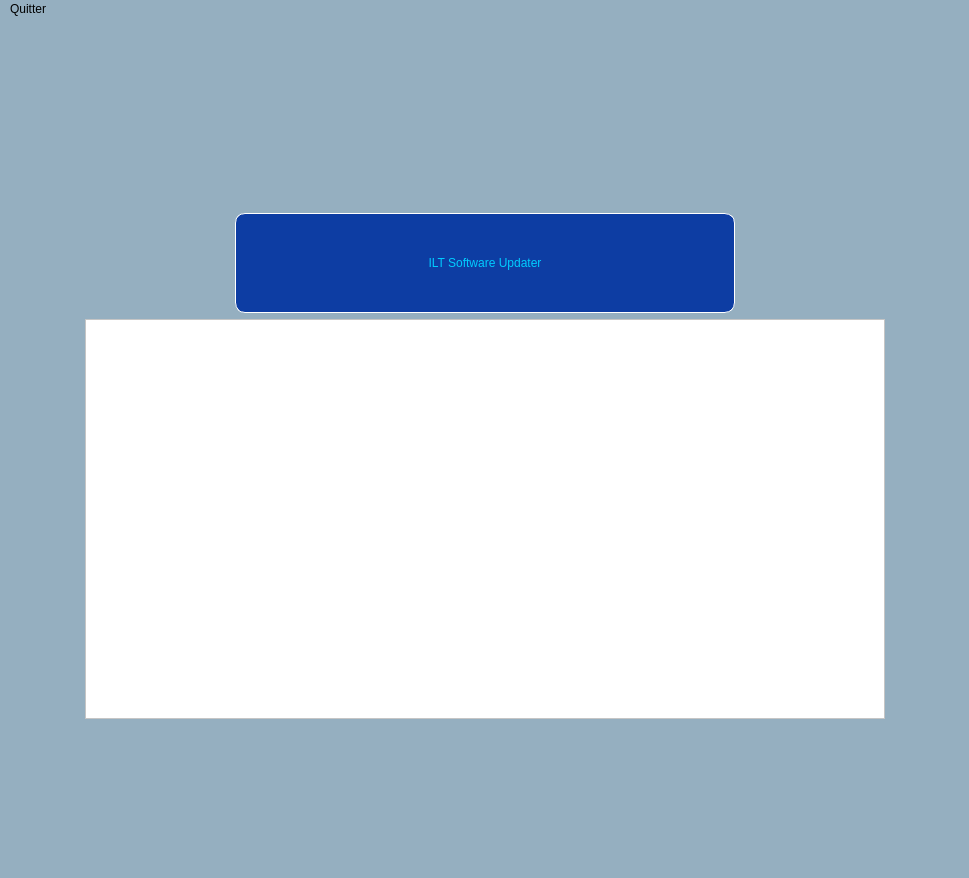
Old version of the form First.ui in the repository kndbvortex/updater.
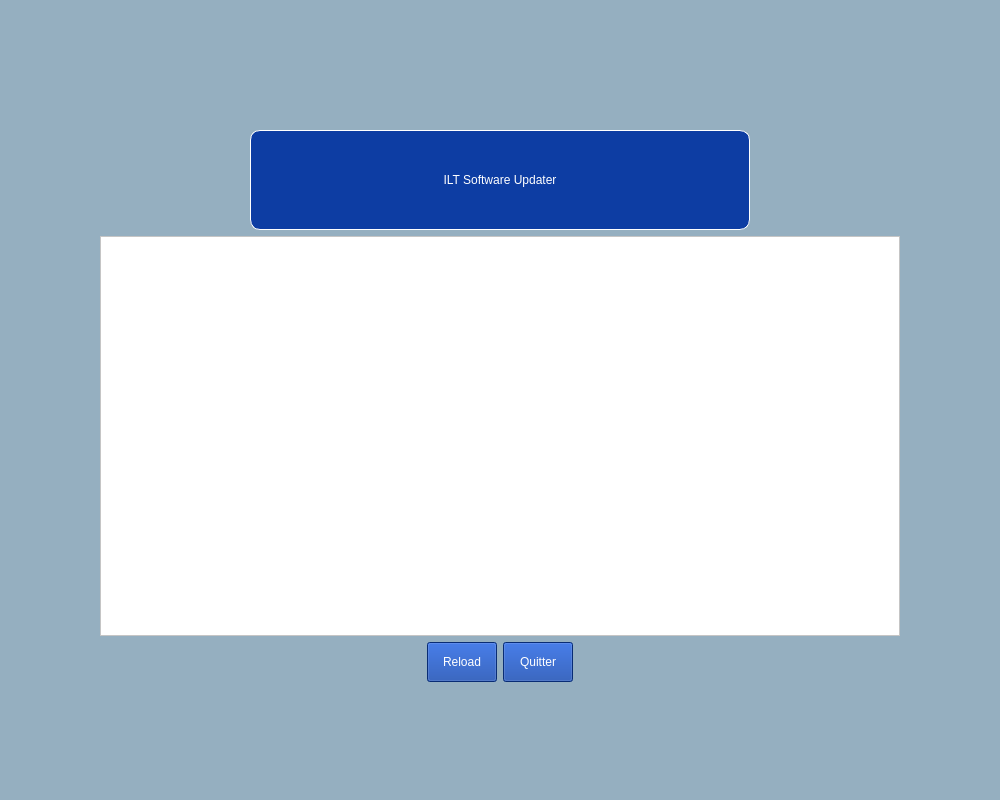
New version of the form. Icons and pictures are not drawn.

Diff of the .ui file:
```diff
--- a/First.ui
+++ b/First.ui
@@ -6,10 +6,22 @@
    <rect>
     <x>0</x>
     <y>0</y>
-    <width>969</width>
-    <height>878</height>
+    <width>1000</width>
+    <height>800</height>
    </rect>
   </property>
+  <property name="minimumSize">
+   <size>
+    <width>1000</width>
+    <height>700</height>
+   </size>
+  </property>
+  <property name="maximumSize">
+   <size>
+    <width>1000</width>
+    <height>800</height>
+   </size>
+  </property>
   <property name="windowTitle">
    <string>MainWindow</string>
   </property>
@@ -23,20 +35,20 @@
   <widget class="QWidget" name="centralwidget">
    <layout class="QGridLayout" name="gridLayout">
     <item row="0" column="0">
-     <spacer name="verticalSpacer">
+     <spacer name="verticalSpacer_3">
       <property name="orientation">
        <enum>Qt::Vertical</enum>
       </property>
       <property name="sizeHint" stdset="0">
        <size>
         <width>20</width>
-        <height>115</height>
+        <height>92</height>
        </size>
       </property>
      </spacer>
     </item>
     <item row="1" column="0" colspan="2">
-     <layout class="QHBoxLayout" name="horizontalLayout_3">
+     <layout class="QHBoxLayout" name="horizontalLayout_4">
       <item>
        <spacer name="horizontalSpacer_5">
         <property name="orientation">
@@ -53,6 +65,8 @@
       <item>
        <layout class="QVBoxLayout" name="verticalLayout_2">
         <item>
+         <layout class="QVBoxLayout" name="verticalLayout_3">
+          <item>
          <layout class="QHBoxLayout" name="horizontalLayout_2">
           <item>
            <spacer name="horizontalSpacer_3">
@@ -143,7 +157,7 @@
               </property>
               <property name="styleSheet">
                <string notr="true">font: 75 34pt &quot;Footlight MT Light&quot;;
-color : #00CCFF;
+color : white;
 border: 1px solid white;
 border-radius : 10px;
 background-color :#0D3DA3;</string>
@@ -173,6 +187,19 @@
           </item>
          </layout>
         </item>
+          <item>
+           <spacer name="verticalSpacer">
+            <property name="orientation">
+             <enum>Qt::Vertical</enum>
+            </property>
+            <property name="sizeHint" stdset="0">
+             <size>
+              <width>20</width>
+              <height>18</height>
+             </size>
+            </property>
+           </spacer>
+          </item>
         <item>
          <widget class="QTableWidget" name="tableWidget">
           <property name="minimumSize">
@@ -196,6 +223,86 @@
        </layout>
       </item>
       <item>
+         <layout class="QHBoxLayout" name="horizontalLayout_3">
+          <item>
+           <spacer name="horizontalSpacer_7">
+            <property name="orientation">
+             <enum>Qt::Horizontal</enum>
+            </property>
+            <property name="sizeHint" stdset="0">
+             <size>
+              <width>40</width>
+              <height>20</height>
+             </size>
+            </property>
+           </spacer>
+          </item>
+          <item>
+           <widget class="QPushButton" name="reloard_button">
+            <property name="minimumSize">
+             <size>
+              <width>70</width>
+              <height>40</height>
+             </size>
+            </property>
+            <property name="maximumSize">
+             <size>
+              <width>70</width>
+              <height>40</height>
+             </size>
+            </property>
+            <property name="styleSheet">
+             <string notr="true">color : white;
+background-color :#0D3DA3;
+font: 12pt &quot;MS Shell Dlg 2&quot;;</string>
+            </property>
+            <property name="text">
+             <string>Reload</string>
+            </property>
+           </widget>
+          </item>
+          <item>
+           <widget class="QPushButton" name="quit_button">
+            <property name="minimumSize">
+             <size>
+              <width>70</width>
+              <height>40</height>
+             </size>
+            </property>
+            <property name="maximumSize">
+             <size>
+              <width>70</width>
+              <height>40</height>
+             </size>
+            </property>
+            <property name="styleSheet">
+             <string notr="true">color : white;
+background-color :#0D3DA3;
+font: 12pt &quot;MS Shell Dlg 2&quot;;</string>
+            </property>
+            <property name="text">
+             <string>Quitter</string>
+            </property>
+           </widget>
+          </item>
+          <item>
+           <spacer name="horizontalSpacer_8">
+            <property name="orientation">
+             <enum>Qt::Horizontal</enum>
+            </property>
+            <property name="sizeHint" stdset="0">
+             <size>
+              <width>40</width>
+              <height>20</height>
+             </size>
+            </property>
+           </spacer>
+          </item>
+         </layout>
+        </item>
+       </layout>
+      </item>
+      <item>
        <spacer name="horizontalSpacer_6">
         <property name="orientation">
          <enum>Qt::Horizontal</enum>
@@ -230,16 +337,10 @@
     <rect>
      <x>0</x>
      <y>0</y>
-     <width>969</width>
+     <width>1000</width>
      <height>21</height>
     </rect>
    </property>
-   <widget class="QMenu" name="menuQuitter">
-    <property name="title">
-     <string>Quitter</string>
-    </property>
-   </widget>
-   <addaction name="menuQuitter"/>
   </widget>
   <widget class="QStatusBar" name="statusbar"/>
  </widget>
```
Left out of the diff: 2 changed lines with no effect on the pictures. Lines whose indentation alone changed are shown as unchanged.
